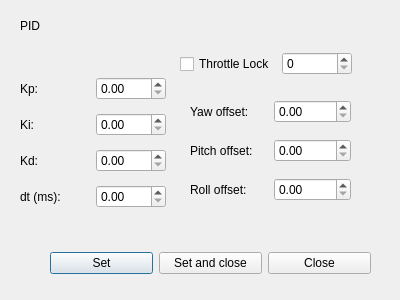
This is pid_gui.ui in Kestrel96/Tryton as Qt 5 draws it before an edit. The edited form follows.
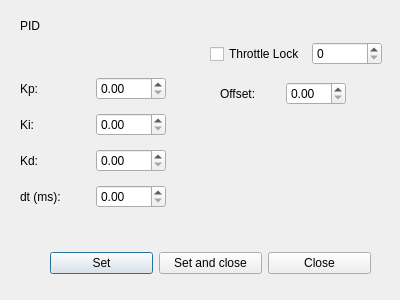
This is the edited form.

```diff
--- a/pid_gui.ui
+++ b/pid_gui.ui
@@ -87,8 +87,8 @@
   <widget class="QWidget" name="layoutWidget">
    <property name="geometry">
     <rect>
-     <x>180</x>
-     <y>50</y>
+     <x>210</x>
+     <y>40</y>
      <width>172</width>
      <height>28</height>
     </rect>
@@ -139,45 +139,25 @@
     </item>
    </layout>
   </widget>
-  <widget class="QWidget" name="layoutWidget">
+  <widget class="QWidget" name="">
    <property name="geometry">
     <rect>
-     <x>190</x>
-     <y>90</y>
-     <width>161</width>
-     <height>121</height>
+     <x>220</x>
+     <y>80</y>
+     <width>126</width>
+     <height>28</height>
     </rect>
    </property>
-   <layout class="QGridLayout" name="gridLayout_2">
-    <item row="4" column="1">
-     <widget class="QDoubleSpinBox" name="Roll_offset_SpinBox"/>
-    </item>
-    <item row="4" column="0">
-     <widget class="QLabel" name="RollOffsetLabel">
+   <layout class="QHBoxLayout" name="horizontalLayout_3">
+    <item>
+     <widget class="QLabel" name="offsetLabel">
       <property name="text">
-       <string>Roll offset:</string>
+       <string>Offset:</string>
       </property>
      </widget>
     </item>
-    <item row="3" column="1">
-     <widget class="QDoubleSpinBox" name="Pitch_offset_SpinBox"/>
-    </item>
-    <item row="3" column="0">
-     <widget class="QLabel" name="PitchOffsetLabel">
-      <property name="text">
-       <string>Pitch offset:</string>
-      </property>
-     </widget>
-    </item>
-    <item row="1" column="0">
-     <widget class="QLabel" name="YawOffsetLabel">
-      <property name="text">
-       <string>Yaw offset:</string>
-      </property>
-     </widget>
-    </item>
-    <item row="1" column="1">
-     <widget class="QDoubleSpinBox" name="Yaw_Offset_SpinBox"/>
+    <item>
+     <widget class="QDoubleSpinBox" name="offset_SpinBox"/>
     </item>
    </layout>
   </widget>
```
Left out of the diff: 8 changed lines with no effect on the pictures.
